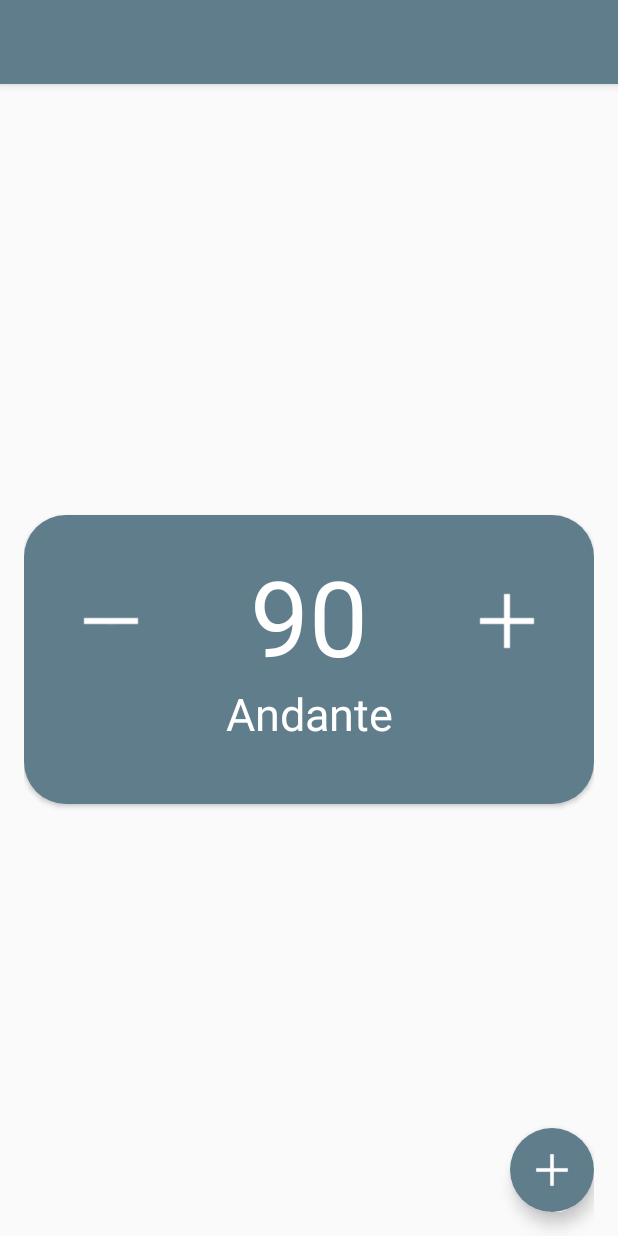
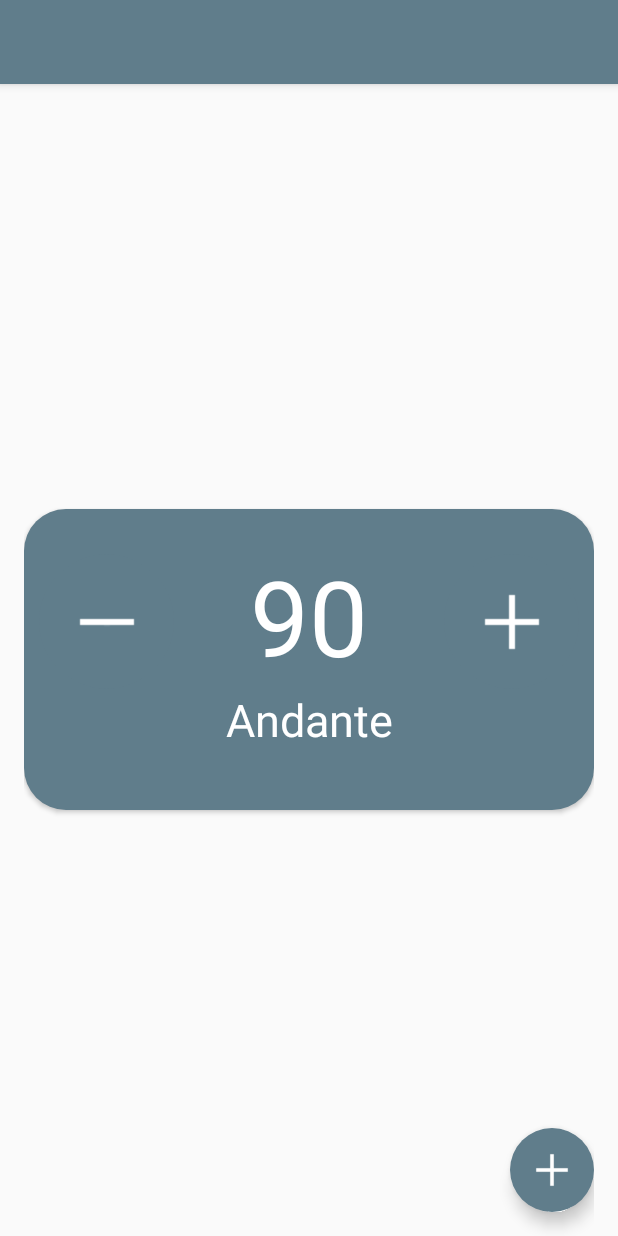
Before and after one commit to kubols/Metronome, an Android app: the layout activity_main.xml on its own in the app's theme, with its tools: preview values and no code run, on a phone screen of 412 x 824 dp. Run offline under Robolectric (Android 15) with nearby library versions, the phone set to English and light mode, and no system bars.

Commit message:
Button styles changed

```diff
--- /dev/null
+++ b/app/src/main/res/drawable-v21/main_fab.xml
@@ -0,0 +1,9 @@
+<?xml version="1.0" encoding="utf-8"?>
+<ripple xmlns:android="http://schemas.android.com/apk/res/android"
+    android:color="@color/colorFabSelectedV21">
+    <item>
+        <shape android:shape="oval">
+            <solid android:color="@color/colorPrimary"/>
+        </shape>
+    </item>
+</ripple>
--- /dev/null
+++ b/app/src/main/res/drawable-v21/rounded_button.xml
@@ -0,0 +1,9 @@
+<?xml version="1.0" encoding="utf-8"?>
+<ripple xmlns:android="http://schemas.android.com/apk/res/android"
+    android:color="@color/colorButtonV21">
+    <item>
+        <shape android:shape="oval">
+            <solid android:color="@color/colorPrimary"/>
+        </shape>
+    </item>
+</ripple>
--- /dev/null
+++ b/app/src/main/res/drawable-v21/small_fab.xml
@@ -0,0 +1,9 @@
+<?xml version="1.0" encoding="utf-8"?>
+<ripple xmlns:android="http://schemas.android.com/apk/res/android"
+    android:color="@color/colorSmallFabSelectedV21">
+    <item>
+        <shape android:shape="oval">
+            <solid android:color="@color/colorAccent"/>
+        </shape>
+    </item>
+</ripple>
--- a/app/src/main/res/drawable/main_fab.xml
+++ b/app/src/main/res/drawable/main_fab.xml
@@ -5,5 +5,19 @@
     <corners android:radius="28dp"/>
     <solid android:color="@color/colorPrimary"/>
 
+</shape>
 
-</shape>
+<!--to do: after one click, state of button is changed, and animations are started from wrong rotation state-->
+
+<!--<selector xmlns:android="http://schemas.android.com/apk/res/android">-->
+    <!--<item android:state_pressed="true">-->
+        <!--<shape android:shape="oval">-->
+            <!--<solid android:color="@color/colorFabSelected"/>-->
+        <!--</shape>-->
+    <!--</item>-->
+    <!--<item android:state_enabled="true">-->
+        <!--<shape android:shape="oval">-->
+            <!--<solid android:color="@color/colorPrimary"/>-->
+        <!--</shape>-->
+    <!--</item>-->
+<!--</selector>-->
--- /dev/null
+++ b/app/src/main/res/drawable/rounded_button.xml
@@ -0,0 +1,8 @@
+<?xml version="1.0" encoding="utf-8"?>
+<selector xmlns:android="http://schemas.android.com/apk/res/android">
+    <item android:state_pressed="true">
+        <shape android:shape="oval">
+            <solid android:color="@color/colorButton"/>
+        </shape>
+    </item>
+</selector>
--- a/app/src/main/res/drawable/small_fab.xml
+++ b/app/src/main/res/drawable/small_fab.xml
@@ -5,5 +5,4 @@
     <corners android:radius="28dp"/>
     <solid android:color="@color/colorAccent"/>
 
-
 </shape>
--- a/app/src/main/res/layout/activity_main.xml
+++ b/app/src/main/res/layout/activity_main.xml
@@ -40,18 +40,16 @@
                 android:gravity="center">
                 <ImageButton
                     android:id="@+id/decrementButton"
-                    android:layout_width="wrap_content"
-                    android:layout_height="wrap_content"
-                    android:textSize="70dp"
-                    android:text="-"
+                    android:layout_width="90dp"
+                    android:layout_height="90dp"
+                    android:layout_marginLeft="10dp"
                     android:src="@drawable/ic_minus"
-                    android:textColor="@color/primary_text_material_light"
-                    android:layout_weight="1"
+                    android:background="@drawable/rounded_button"
                     style="?android:attr/borderlessButtonStyle"/>
                 <TextView
                     android:id="@+id/bpmTextView"
                     android:layout_width="120dp"
-                    android:layout_height="wrap_content"
+                    android:layout_height="90dp"
                     android:textSize="70dp"
                     android:text="90"
                     android:textColor="@color/primary_text_material_light"
@@ -61,11 +59,11 @@
                     android:onClick="setBpmManually"/>
                 <ImageButton
                     android:id="@+id/incrementButton"
-                    android:layout_width="wrap_content"
-                    android:layout_height="wrap_content"
+                    android:layout_width="90dp"
+                    android:layout_height="90dp"
+                    android:layout_marginRight="10dp"
                     android:src="@drawable/ic_new"
-                    android:textColor="@color/primary_text_material_light"
-                    android:layout_weight="1"
+                    android:background="@drawable/rounded_button"
                     style="?android:attr/borderlessButtonStyle"/>
             </LinearLayout>
 
--- a/app/src/main/res/values/colors.xml
+++ b/app/src/main/res/values/colors.xml
@@ -4,6 +4,14 @@
     <color name="colorPrimaryDark">#455a64</color>
     <color name="colorAccent">#ff9800</color>
 
+    <color name="colorButton">#5d7885</color>
+    <color name="colorButtonV21">#546E7A</color>
+
+    <color name="colorFabSelected">#455A64</color>
+    <color name="colorFabSelectedV21">#263238</color>
+    <color name="colorSmallFabSelected">#EF6C00</color>
+    <color name="colorSmallFabSelectedV21">#E65100</color>
+
     <color name="textPrimary">#87000000</color>
     <color name="textSecondary">#54000000</color>
     <color name="disabled">#38000000</color>
```
